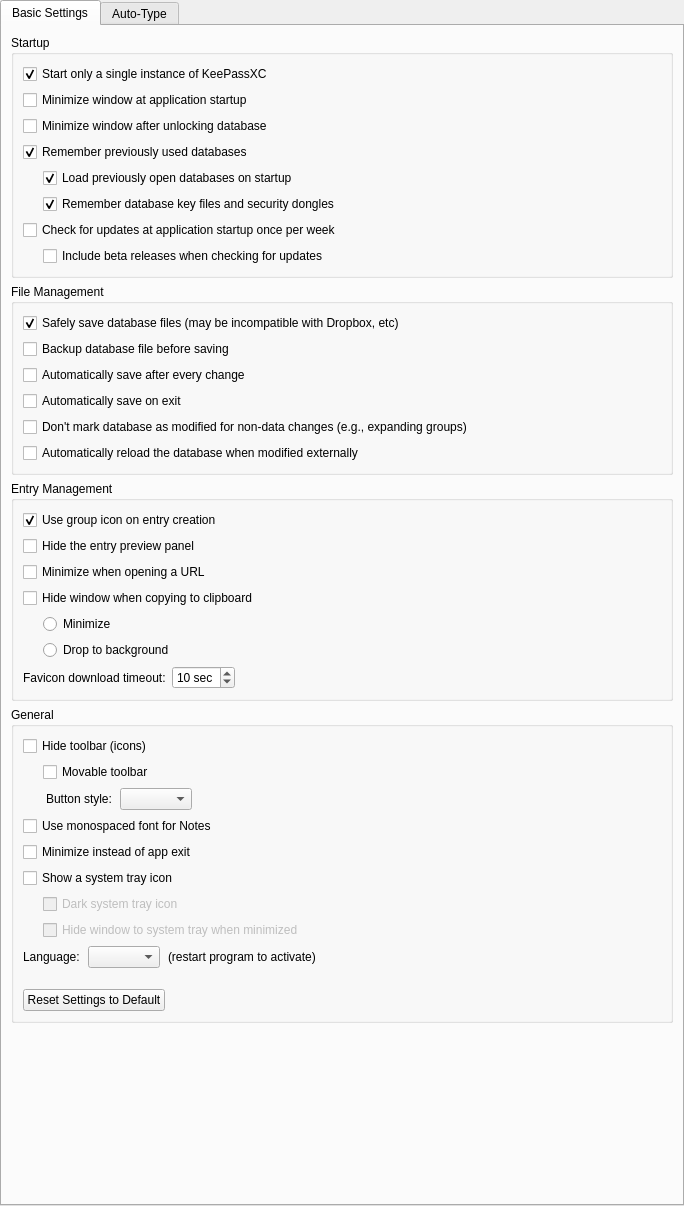
Qt form src/gui/ApplicationSettingsWidgetGeneral.ui (cyphra/keepassxc) before a commit.
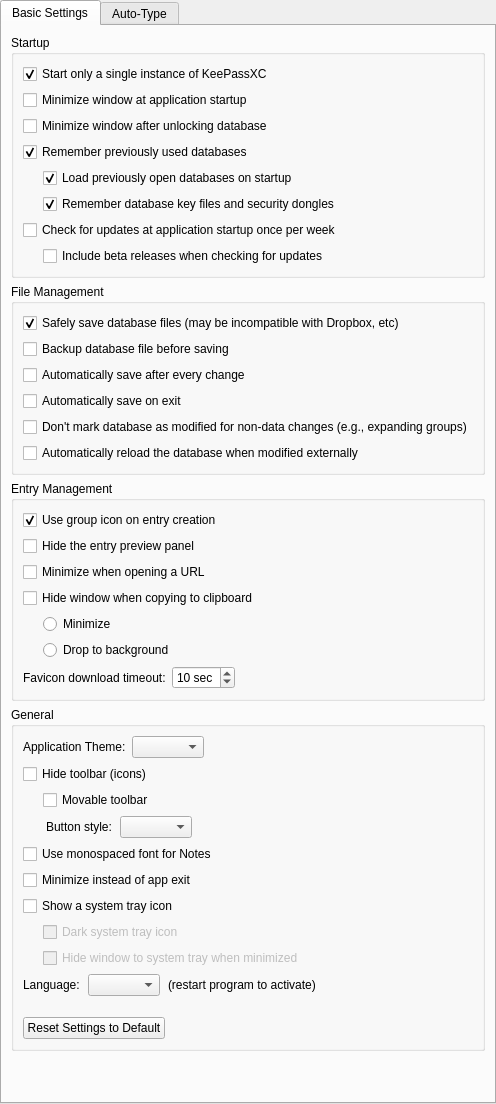
The same form after that commit. Custom widgets are drawn as their Qt base class.

Commit message: Add setting for switching themes (light is the default)

Patch:
```diff
--- a/src/gui/ApplicationSettingsWidgetGeneral.ui
+++ b/src/gui/ApplicationSettingsWidgetGeneral.ui
@@ -2,14 +2,6 @@
 <ui version="4.0">
  <class>ApplicationSettingsWidgetGeneral</class>
  <widget class="QWidget" name="ApplicationSettingsWidgetGeneral">
-  <property name="geometry">
-   <rect>
-    <x>0</x>
-    <y>0</y>
-    <width>684</width>
-    <height>1206</height>
-   </rect>
-  </property>
   <layout class="QVBoxLayout" name="verticalLayout_3">
    <property name="leftMargin">
     <number>0</number>
@@ -394,6 +386,37 @@
           <string>General</string>
          </property>
          <layout class="QVBoxLayout" name="verticalLayout_7">
+          <item>
+           <layout class="QHBoxLayout" name="horizontalLayout_3">
+            <item>
+             <widget class="QLabel" name="appThemeLabel">
+              <property name="text">
+               <string>Application Theme:</string>
+              </property>
+             </widget>
+            </item>
+            <item>
+             <widget class="QComboBox" name="appThemeSelection">
+              <property name="accessibleName">
+               <string>Application Theme Selection</string>
+              </property>
+             </widget>
+            </item>
+            <item>
+             <spacer name="horizontalSpacer_5">
+              <property name="orientation">
+               <enum>Qt::Horizontal</enum>
+              </property>
+              <property name="sizeHint" stdset="0">
+               <size>
+                <width>40</width>
+                <height>20</height>
+               </size>
+              </property>
+             </spacer>
+            </item>
+           </layout>
+          </item>
           <item>
            <widget class="QCheckBox" name="toolbarHideCheckBox">
             <property name="text">
```
The commit also changes 3 other files.
